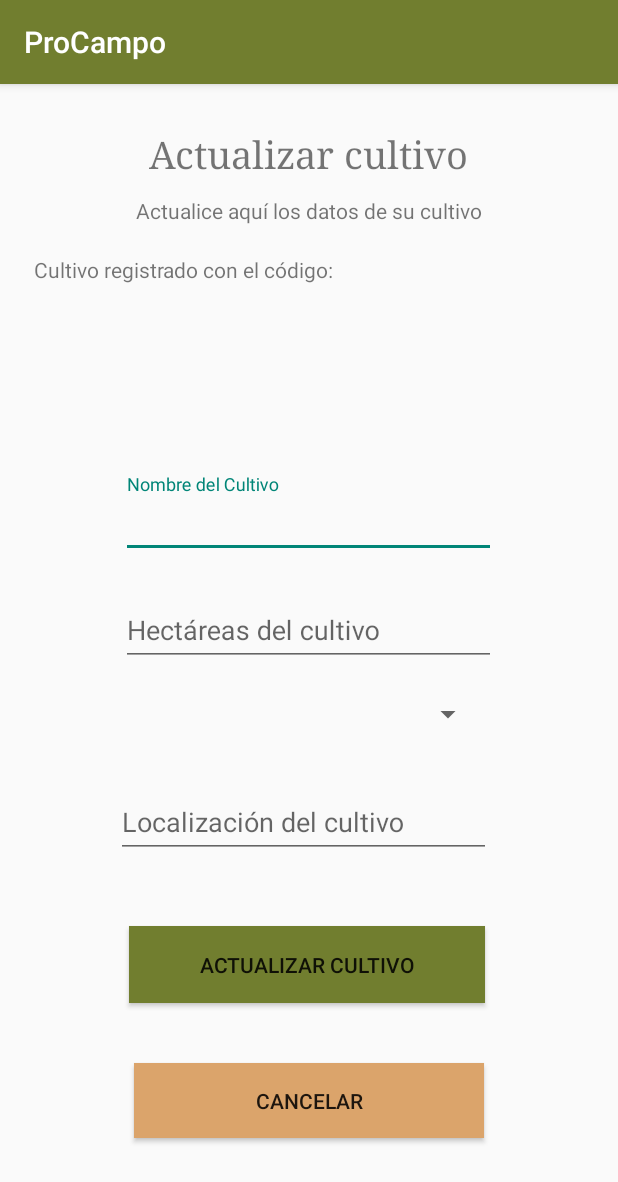
After one commit to ivanperezmolina/ProCampo, an Android app: the ActualizarCultivoActivity screen opened directly, with no data from a screen before it, on a phone screen of 412 x 824 dp. The commit adds this screen. Shown: the top 1182 px of the screen. Run offline under Robolectric (Android 15) with nearby library versions, the phone set to English and light mode, and no system bars; our stand-ins replace Firebase (no records; nobody signed in at launch, a user with empty details on screens opened directly); 6 statements that could not run were skipped.

Commit message:
Subida antes de 1º entrega

```diff
--- a/app/build.gradle
+++ b/app/build.gradle
@@ -70,11 +70,7 @@ dependencies {
     implementation 'com.android.support:support-v4:29.0.0'
 
 
-
-
-
     implementation 'com.facebook.android:facebook-login:[5,6)'
-
 
 
     //Glide
--- /dev/null
+++ b/app/src/main/java/com/ivan/procampo/funcionalidades/ActualizarCultivoActivity.java
@@ -0,0 +1,133 @@
+package com.ivan.procampo.funcionalidades;
+
+import androidx.annotation.NonNull;
+import androidx.appcompat.app.AppCompatActivity;
+
+import android.os.Bundle;
+import android.view.View;
+import android.widget.Button;
+import android.widget.EditText;
+import android.widget.Spinner;
+import android.widget.TextView;
+
+import com.google.firebase.FirebaseApp;
+import com.google.firebase.auth.FirebaseAuth;
+import com.google.firebase.database.DataSnapshot;
+import com.google.firebase.database.DatabaseError;
+import com.google.firebase.database.DatabaseReference;
+import com.google.firebase.database.FirebaseDatabase;
+import com.google.firebase.database.ValueEventListener;
+import com.ivan.procampo.R;
+
+import java.util.HashMap;
+import java.util.Map;
+
+public class ActualizarCultivoActivity extends AppCompatActivity {
+
+    //Base de datos
+    FirebaseDatabase firebaseDatabase;
+    DatabaseReference databaseReference;
+
+    //Botones y elementos
+    private TextView codigo,TextoPrueba;
+
+    private EditText nombre;
+    private EditText hectareas;
+    private Spinner tipoAceituna;
+    private EditText localizacion;
+
+    private Button botonActualizarCultivo, botonCancelarActualizarCultivo;
+
+    private FirebaseAuth mAuth;
+
+
+
+
+
+    @Override
+    protected void onCreate(Bundle savedInstanceState) {
+        super.onCreate(savedInstanceState);
+        setContentView(R.layout.activity_actualizar_cultivo);
+
+        //Inicializamos Firebase
+        FirebaseApp.initializeApp(this);
+        firebaseDatabase = FirebaseDatabase.getInstance();
+        databaseReference = firebaseDatabase.getReference();
+        mAuth = FirebaseAuth.getInstance();
+
+
+        //Relacionamos variables
+        codigo = findViewById(R.id.actCodigoCultivo);
+        nombre = findViewById(R.id.actNombreCultivo);
+        hectareas = findViewById(R.id.actHectareasCultivo);
+        tipoAceituna = findViewById(R.id.actTipoAceituna);
+        localizacion = findViewById(R.id.actLocalizacionCultivo);
+
+        TextoPrueba = findViewById(R.id.textoPrueba);
+
+        botonActualizarCultivo = findViewById(R.id.botonActualizarCultivo);
+        botonCancelarActualizarCultivo = findViewById(R.id.botonCancelarActualizarCultivo);
+
+        //Cogemos los extras que nos viene del Fragments
+        Bundle extrasDelCultivo = getIntent().getExtras();
+
+        final String elCodigo = extrasDelCultivo.getString("codigoCultivo");
+        String elNombre = extrasDelCultivo.getString("nombreCultivo");
+        String laHectarea = extrasDelCultivo.getString("hectareasCultivos");
+        String elTipo = extrasDelCultivo.getString("tipoDeAceituna");
+        String laLocalizacion = extrasDelCultivo.getString("localizacionCultivo");
+
+        codigo.setText(elCodigo);
+        nombre.setText(elNombre);
+        hectareas.setText(laHectarea);
+        localizacion.setText(laLocalizacion);
+
+
+        ///////////////////////////////////////////////
+        botonCancelarActualizarCultivo.setOnClickListener(new View.OnClickListener() {
+            @Override
+            public void onClick(View v) {
+                finish();
+            }
+        });
+
+        botonActualizarCultivo.setOnClickListener(new View.OnClickListener() {
+            @Override
+            public void onClick(View v) {
+                Map<String,Object> cultivoMap = new HashMap<>();
+            }
+        });
+    }
+
+    /**
+     * Método para traerme el tipo de aceituna guardado en firebase
+     * Obtengo el valor y luego cargo los valores que haya tengo en firebase
+     * Buscar como poner primero el seleccionado
+     */
+
+ /*   private void traerTipoAceituna(){
+
+        Bundle extrasDelCultivo = getIntent().getExtras();
+
+        final String elCodigo = extrasDelCultivo.getString("codigoCultivo");
+
+
+        databaseReference.child("CULTIVOS").child(mAuth.getCurrentUser().getUid()).child(elCodigo).addValueEventListener(new ValueEventListener() {
+            @Override
+            public void onDataChange(@NonNull DataSnapshot dataSnapshot) {
+                if(dataSnapshot.exists()){
+                    for (DataSnapshot ds : dataSnapshot.getChildren()){
+                        String tipoAceituna = ds.child("tipoDeAceituna").getValue().toString();
+
+                        TextoPrueba.setText(tipoAceituna);
+                    }
+                }
+            }
+
+            @Override
+            public void onCancelled(@NonNull DatabaseError databaseError) {
+
+            }
+        });
+    }*/
+}
--- /dev/null
+++ b/app/src/main/res/layout/activity_actualizar_cultivo.xml
@@ -0,0 +1,159 @@
+<?xml version="1.0" encoding="utf-8"?>
+<androidx.constraintlayout.widget.ConstraintLayout
+    xmlns:android="http://schemas.android.com/apk/res/android"
+    xmlns:app="http://schemas.android.com/apk/res-auto"
+    xmlns:tools="http://schemas.android.com/tools"
+    android:layout_width="match_parent"
+    android:layout_height="match_parent"
+    tools:context=".funcionalidades.ActualizarCultivoActivity">
+
+    <TextView
+        android:id="@+id/textView5"
+        android:layout_width="wrap_content"
+        android:layout_height="wrap_content"
+        android:text="@string/actualizar_cultivo"
+        android:textSize="25dp"
+        android:typeface="serif"
+        app:layout_constraintBottom_toBottomOf="parent"
+        app:layout_constraintEnd_toEndOf="parent"
+        app:layout_constraintStart_toStartOf="parent"
+        app:layout_constraintTop_toTopOf="parent"
+        app:layout_constraintVertical_bias="0.041" />
+
+    <TextView
+        android:id="@+id/textView8"
+        android:layout_width="wrap_content"
+        android:layout_height="wrap_content"
+        android:text="@string/actualizar_cultivo_des"
+        app:layout_constraintBottom_toBottomOf="parent"
+        app:layout_constraintEnd_toEndOf="parent"
+        app:layout_constraintStart_toStartOf="parent"
+        app:layout_constraintTop_toTopOf="parent"
+        app:layout_constraintVertical_bias="0.100000024" />
+
+    <!--Campos del formulario-->
+
+    <com.google.android.material.textfield.TextInputLayout
+        android:id="@+id/materialDesign1"
+        android:layout_width="wrap_content"
+        android:layout_height="wrap_content"
+        android:layout_marginBottom="452dp"
+        app:layout_constraintBottom_toBottomOf="parent"
+        app:layout_constraintEnd_toEndOf="parent"
+        app:layout_constraintHorizontal_bias="0.496"
+        app:layout_constraintStart_toStartOf="parent"
+        app:layout_constraintTop_toBottomOf="@+id/textView6"
+        app:layout_constraintVertical_bias="0.04">
+
+        <EditText
+            android:id="@+id/actNombreCultivo"
+            android:layout_width="250dp"
+            android:layout_height="wrap_content"
+            android:ems="10"
+            android:hint="@string/nombre_cultivo"
+            android:inputType="text" />
+    </com.google.android.material.textfield.TextInputLayout>
+
+    <com.google.android.material.textfield.TextInputLayout
+        android:id="@+id/materialDesign2"
+        android:layout_width="wrap_content"
+        android:layout_height="wrap_content"
+        app:layout_constraintBottom_toBottomOf="parent"
+        app:layout_constraintEnd_toEndOf="parent"
+        app:layout_constraintHorizontal_bias="0.496"
+        app:layout_constraintStart_toStartOf="parent"
+        app:layout_constraintTop_toBottomOf="@+id/materialDesign1"
+        app:layout_constraintVertical_bias="0.04000002">
+
+        <EditText
+            android:id="@+id/actHectareasCultivo"
+            android:layout_width="250dp"
+            android:layout_height="wrap_content"
+            android:ems="10"
+            android:hint="@string/hectareas_cultivo"
+            android:inputType="number" />
+    </com.google.android.material.textfield.TextInputLayout>
+
+    <Spinner
+        android:id="@+id/actTipoAceituna"
+        android:layout_width="245dp"
+        android:layout_height="35dp"
+        app:layout_constraintBottom_toBottomOf="parent"
+        app:layout_constraintEnd_toEndOf="parent"
+        app:layout_constraintHorizontal_bias="0.463"
+        app:layout_constraintStart_toStartOf="parent"
+        app:layout_constraintTop_toBottomOf="@+id/materialDesign2"
+        app:layout_constraintVertical_bias="0.043" />
+
+    <com.google.android.material.textfield.TextInputLayout
+        android:id="@+id/materialDesign3"
+        android:layout_width="wrap_content"
+        android:layout_height="wrap_content"
+        android:layout_marginBottom="252dp"
+        app:layout_constraintBottom_toBottomOf="parent"
+        app:layout_constraintEnd_toEndOf="parent"
+        app:layout_constraintHorizontal_bias="0.478"
+        app:layout_constraintStart_toStartOf="parent"
+        app:layout_constraintTop_toBottomOf="@+id/tipoAceituna"
+        app:layout_constraintVertical_bias="0.04000002">
+
+        <EditText
+            android:id="@+id/actLocalizacionCultivo"
+            android:layout_width="250dp"
+            android:layout_height="wrap_content"
+            android:ems="10"
+            android:hint="@string/localizacion_cultivo"
+            android:inputType="text" />
+    </com.google.android.material.textfield.TextInputLayout>
+
+    <Button
+        android:id="@+id/botonActualizarCultivo"
+        android:layout_width="237dp"
+        android:layout_height="51dp"
+        android:background="@color/colorPrimary"
+        android:text="@string/actualizar_cultivo"
+        app:layout_constraintBottom_toBottomOf="parent"
+        app:layout_constraintEnd_toEndOf="parent"
+        app:layout_constraintHorizontal_bias="0.494"
+        app:layout_constraintStart_toStartOf="parent"
+        app:layout_constraintTop_toTopOf="parent"
+        app:layout_constraintVertical_bias="0.783" />
+
+    <Button
+        android:id="@+id/botonCancelarActualizarCultivo"
+        android:layout_width="233dp"
+        android:layout_height="50dp"
+        android:background="@color/colorAccent"
+        android:text="@string/cancelar"
+        app:layout_constraintBottom_toBottomOf="parent"
+        app:layout_constraintEnd_toEndOf="parent"
+        app:layout_constraintStart_toStartOf="parent"
+        app:layout_constraintTop_toBottomOf="@+id/botonActualizarCultivo"
+        app:layout_constraintVertical_bias="0.38" />
+
+    <TextView
+        android:id="@+id/textView9"
+        android:layout_width="276dp"
+        android:layout_height="23dp"
+        android:text="Cultivo registrado con el código:"
+        app:layout_constraintBottom_toBottomOf="parent"
+        app:layout_constraintEnd_toEndOf="parent"
+        app:layout_constraintHorizontal_bias="0.168"
+        app:layout_constraintStart_toStartOf="parent"
+        app:layout_constraintTop_toTopOf="parent"
+        app:layout_constraintVertical_bias="0.153" />
+
+    <TextView
+        android:id="@+id/actCodigoCultivo"
+        android:layout_width="270dp"
+        android:layout_height="42dp"
+        app:layout_constraintBottom_toBottomOf="parent"
+        app:layout_constraintEnd_toEndOf="parent"
+        app:layout_constraintHorizontal_bias="0.255"
+        app:layout_constraintStart_toStartOf="parent"
+        app:layout_constraintTop_toTopOf="parent"
+        app:layout_constraintVertical_bias="0.21" />
+
+
+
+</androidx.constraintlayout.widget.ConstraintLayout>
--- a/app/src/main/res/values/strings.xml
+++ b/app/src/main/res/values/strings.xml
@@ -24,8 +24,8 @@
     <string name="nook_reset_pass">No hemos podido mandar el correo</string>
     <string name="ivan" translatable="false">SA PODIO</string>
 
-    <string name="facebook_app_id" >510815139593835</string>
-    <string name="fb_login_protocol_scheme" >fb510815139593835</string>
+    <string name="facebook_app_id">510815139593835</string>
+    <string name="fb_login_protocol_scheme">fb510815139593835</string>
     <string name="login_cancelado">Se ha cancelado el login</string>
     <string name="cultivos">Mis Cultivos</string>
     <string name="recolectas">Mis Recolectas</string>
@@ -46,6 +46,9 @@
     <string name="localizacion_cultivo">Localización del cultivo</string>
     <string name="validacionCampos">Revise los campos</string>
     <string name="fitosanitarios">Fitosanitarios</string>
+    <string name="actualizar_cultivo">Actualizar cultivo</string>
+    <string name="actualizar_cultivo_des">Actualice aquí los datos de su cultivo</string>
+    <string name="eliminar_cultivo">Eliminar cultivo</string>
 
 
 </resources>
```
Also changed, not shown: app/src/main/AndroidManifest.xml (+4 -5 lines), app/src/main/java/com/ivan/procampo/fragmentsMenu/CultivosFragment.java (+47 -0 lines), app/src/main/java/com/ivan/procampo/funcionalidades/AnnadirCultivoActivity.java (+75 -58 lines), app/src/main/java/com/ivan/procampo/modelos/TiposAceitunas.java (added, +33 -0 lines), app/src/main/res/menu/menu_contextual_cultivos.xml (added, +7 -0 lines), 1 other file.
